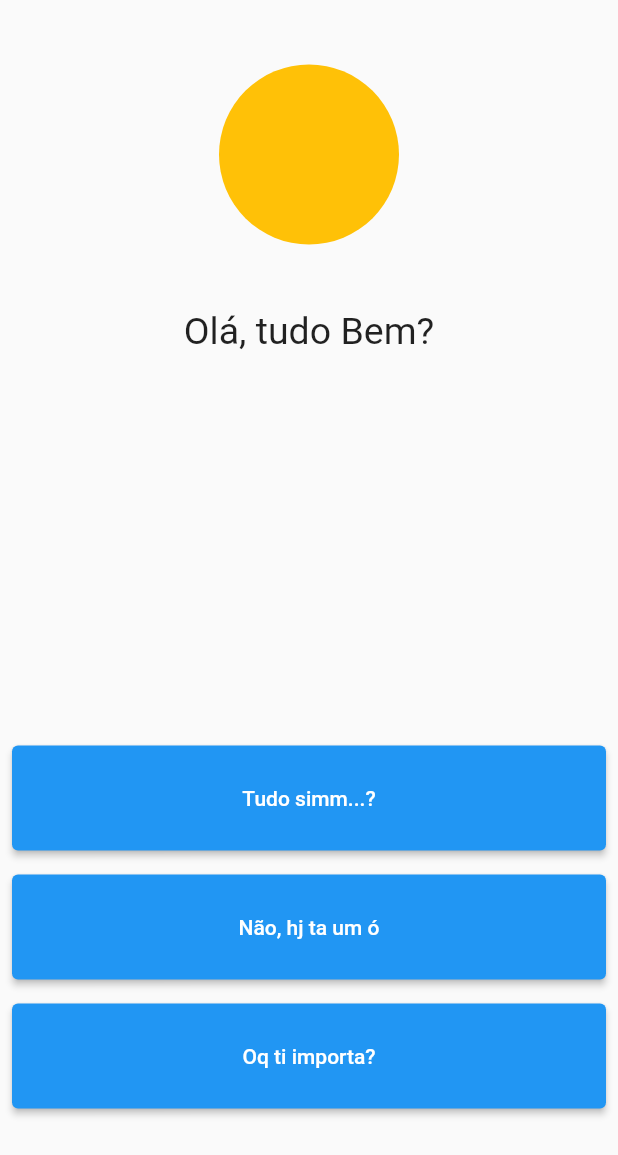
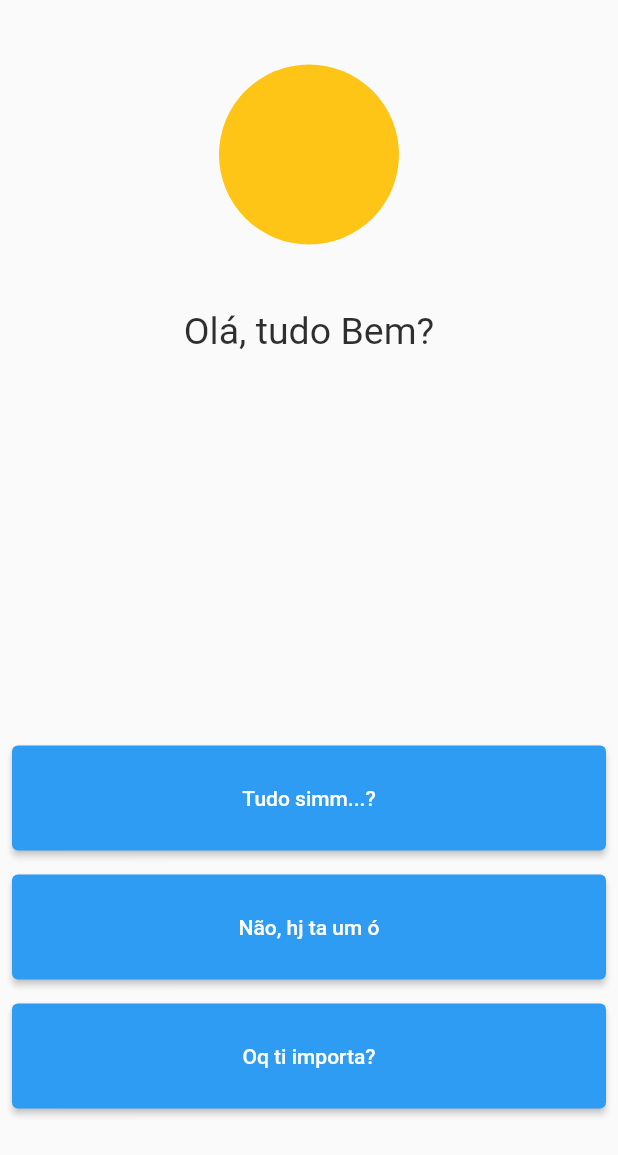
Before and after one commit to joseRibamar21/vamp, a Flutter app: the first screen one second after launch, on a phone screen of 412 x 824 dp. Shown: the top 1155 px of the screen. Run offline on Flutter 3.47's test engine with Material 2 defaults, Android fonts, the phone set to English and light mode, and no system bars.

Commit message:
adicionado animacao entre quests.

```diff
--- a/lib/mock/game_mock.dart
+++ b/lib/mock/game_mock.dart
@@ -60,7 +60,15 @@ class GameMock {
           {"title": "Se confessar", "route": 1},
           {"title": "Cantar pá God", "route": 1}
         ]
-      }
+      },
+      {
+        "id": 6,
+        "imagePath": null,
+        "question": "Vou ti animar mesmo assim",
+        "timer": 2000,
+        "route": 5,
+        "answers": []
+      },
     ]
   };
 }
--- a/lib/models/question.dart
+++ b/lib/models/question.dart
@@ -4,19 +4,35 @@ class Question {
   int? id;
   String? imagePath;
   String? question;
+  int timer;
+  int route;
   List<Answer>? answers;
 
   Question(
       {required this.id,
       required this.imagePath,
       required this.question,
+      required this.timer,
+      required this.route,
       required this.answers});
 
   factory Question.fromJson(Map<String, dynamic> json) {
+    var t = -1;
+    var r = -1;
+
+    if (json.containsKey(json["timer"])) {
+      t = json["timer"];
+    }
+    if (json.containsKey(json["route"])) {
+      r = json["route"];
+    }
+
     return Question(
         id: json["id"],
         imagePath: json['imagePath'],
         question: json['question'],
+        timer: t,
+        route: r,
         answers:
             json["answers"].map<Answer>((e) => Answer.fromJson(e)).toList());
   }
--- a/lib/ui/pages/quest_page.dart
+++ b/lib/ui/pages/quest_page.dart
@@ -1,6 +1,7 @@
 import 'package:flutter/material.dart';
-import 'package:vamp/mock/game_mock.dart';
-import 'package:vamp/models/models.dart';
+
+import '../../mock/game_mock.dart';
+import '../../models/models.dart';
 
 class QuestPage extends StatefulWidget {
   const QuestPage({Key? key}) : super(key: key);
@@ -9,21 +10,68 @@ class QuestPage extends StatefulWidget {
   State<QuestPage> createState() => _QuestPageState();
 }
 
-class _QuestPageState extends State<QuestPage> {
+class _QuestPageState extends State<QuestPage>
+    with SingleTickerProviderStateMixin {
+  AnimationController? animationController;
+  Animation<double>? animation;
   GameMock? gameMock = GameMock();
   Game? game;
   int index = 0;
 
   @override
   void initState() {
+    super.initState();
+    animationController =
+        AnimationController(duration: const Duration(seconds: 1), vsync: this);
+
+    animation =
+        CurvedAnimation(parent: animationController!, curve: Curves.easeOut);
     game = gameMock?.getGame();
-    super.initState();
+  }
+
+  @override
+  void dispose() {
+    animationController?.dispose();
+    super.dispose();
+  }
+
+  void _newQuest(int i) async {
+    var t = animationController!.reverse();
+    await t.whenComplete(() => {
+          setState(() {
+            index = i;
+          }),
+        });
   }
 
   @override
   Widget build(BuildContext context) {
     return Scaffold(
-        body: Column(
+      body: Builder(builder: (context) {
+        animationController!.forward();
+        return SafeArea(
+          child: FadeTransition(
+            opacity: animation!,
+            child: QuestBody(
+              nextQuest: _newQuest,
+              question: game!.game![index],
+            ),
+          ),
+        );
+      }),
+    );
+  }
+}
+
+class QuestBody extends StatelessWidget {
+  final Function nextQuest;
+  final Question question;
+  const QuestBody({Key? key, required this.nextQuest, required this.question})
+      : super(key: key);
+
+  @override
+  Widget build(BuildContext context) {
+    return Column(
       children: [
         const Expanded(
           child: CircleAvatar(
@@ -32,35 +80,35 @@ class _QuestPageState extends State<QuestPage> {
           ),
         ),
         Expanded(
-            child: Text(
-          game!.game![index].question.toString(),
-          style: const TextStyle(fontSize: 25),
-          textAlign: TextAlign.center,
-        )),
+          child: Text(
+            question.question.toString(),
+            style: const TextStyle(fontSize: 25),
+            textAlign: TextAlign.center,
+          ),
+        ),
         Expanded(
           flex: 2,
           child: Center(
             child: ListView.builder(
               shrinkWrap: true,
-              itemCount: game!.game![index].answers!.length.toInt(),
+              itemCount: question.answers!.length.toInt(),
               itemBuilder: (context, i) => Padding(
                 padding: const EdgeInsets.all(8.0),
                 child: SizedBox(
                   height: 70,
                   child: ElevatedButton(
-                      onPressed: () {
-                        setState(() {
-                          index = game!.game![index].answers![i].route!.toInt();
-                        });
-                      },
-                      child: Text(
-                          game!.game![index].answers![i].title.toString())),
+                    onPressed: () =>
+                        nextQuest(question.answers![i].route!.toInt()),
+                    child: Text(
+                      question.answers![i].title.toString(),
+                    ),
+                  ),
                 ),
               ),
             ),
           ),
         )
       ],
-    ));
+    );
   }
 }
```
